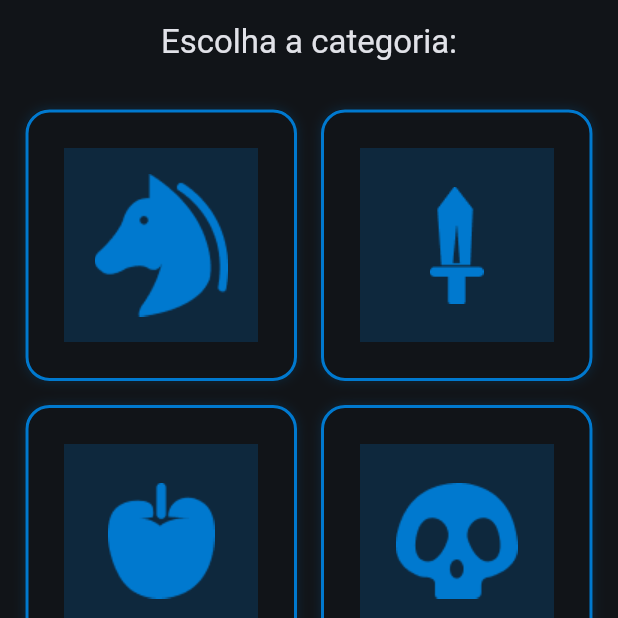
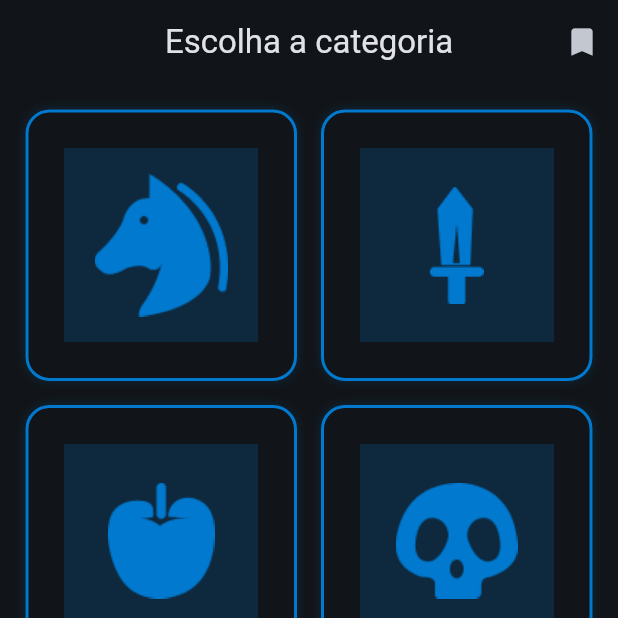
Before and after one commit to ikyrie/hyrule, a Flutter app: the screen it shows after launch, on a phone screen of 412 x 824 dp, the top half of it. Run offline on Flutter 3.47's test engine with Material 2 defaults, Android fonts, the phone set to English and light mode, and no system bars; our stand-ins replace dio, floor, sqflite; accounts and stored records are empty; generated files the repository leaves out were written again.

Commit message:
Adding favorite button to home page

```diff
--- a/lib/presenter/screens/categories.dart
+++ b/lib/presenter/screens/categories.dart
@@ -2,6 +2,7 @@ import 'package:flutter/material.dart';
 
 import '../../utils/consts/categories_images.dart';
 import '../components/category.dart';
+import 'favorites.dart';
 
 class Categories extends StatelessWidget {
   const Categories({super.key});
@@ -11,8 +12,20 @@ class Categories extends StatelessWidget {
     return SafeArea(
       child: Scaffold(
         appBar: AppBar(
-          title: const Text('Escolha a categoria:'),
+          title: const Text('Escolha a categoria'),
           centerTitle: true,
+          actions: [
+            IconButton(
+              onPressed: () {
+                Navigator.of(context).push(
+                  MaterialPageRoute(
+                    builder: (context) => Favorites(),
+                  ),
+                );
+              },
+              icon: const Icon(Icons.bookmark),
+            )
+          ]
         ),
         body: Padding(
           padding: const EdgeInsets.all(17.0),
```
